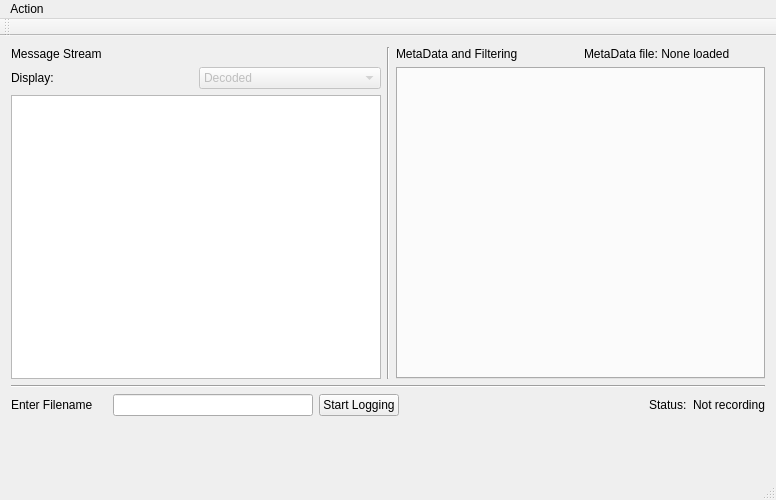
First picture: the form in canaconda_mainwindow.ui, repository xela144/CANaconda, before the edit.
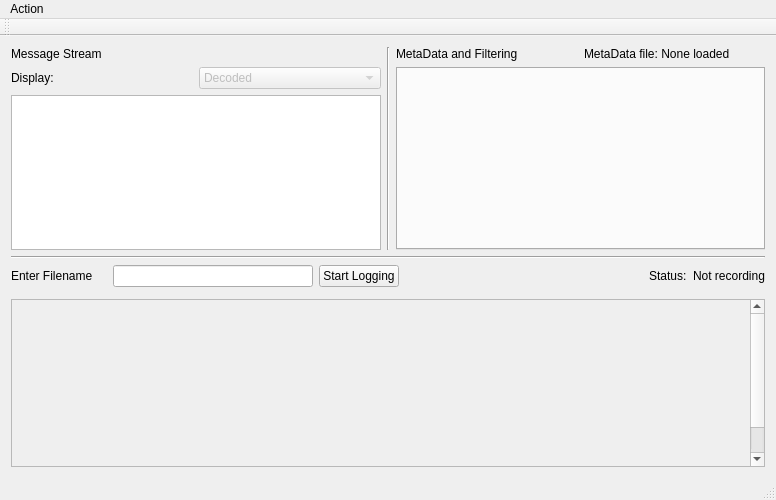
Second picture: the form after the edit.

What changed in the file:
```diff
--- a/canaconda_mainwindow.ui
+++ b/canaconda_mainwindow.ui
@@ -15,6 +15,62 @@
   </property>
   <widget class="QWidget" name="centralWidget">
    <layout class="QGridLayout" name="gridLayout">
+    <item row="4" column="0">
+     <widget class="QScrollArea" name="scrollArea">
+      <property name="sizePolicy">
+       <sizepolicy hsizetype="Expanding" vsizetype="MinimumExpanding">
+        <horstretch>0</horstretch>
+        <verstretch>0</verstretch>
+       </sizepolicy>
+      </property>
+      <property name="minimumSize">
+       <size>
+        <width>0</width>
+        <height>150</height>
+       </size>
+      </property>
+      <property name="verticalScrollBarPolicy">
+       <enum>Qt::ScrollBarAlwaysOn</enum>
+      </property>
+      <property name="widgetResizable">
+       <bool>true</bool>
+      </property>
+      <widget class="QWidget" name="scrollAreaWidgetContents">
+       <property name="geometry">
+        <rect>
+         <x>0</x>
+         <y>0</y>
+         <width>740</width>
+         <height>198</height>
+        </rect>
+       </property>
+       <layout class="QGridLayout" name="gridLayout_2">
+        <item row="0" column="0">
+         <widget class="QWidget" name="transmitWidget" native="true">
+          <property name="sizePolicy">
+           <sizepolicy hsizetype="Preferred" vsizetype="Minimum">
+            <horstretch>0</horstretch>
+            <verstretch>0</verstretch>
+           </sizepolicy>
+          </property>
+          <property name="minimumSize">
+           <size>
+            <width>0</width>
+            <height>180</height>
+           </size>
+          </property>
+          <property name="baseSize">
+           <size>
+            <width>0</width>
+            <height>15</height>
+           </size>
+          </property>
+         </widget>
+        </item>
+       </layout>
+      </widget>
+     </widget>
+    </item>
     <item row="0" column="0">
      <layout class="QHBoxLayout" name="horizontalLayout_5">
       <item>
@@ -202,22 +258,6 @@
       </property>
      </widget>
     </item>
-    <item row="4" column="0">
-     <widget class="QWidget" name="transmitWidget" native="true">
-      <property name="minimumSize">
-       <size>
-        <width>0</width>
-        <height>39</height>
-       </size>
-      </property>
-      <property name="baseSize">
-       <size>
-        <width>0</width>
-        <height>15</height>
-       </size>
-      </property>
-     </widget>
-    </item>
    </layout>
   </widget>
   <widget class="QMenuBar" name="menuBar">
```
